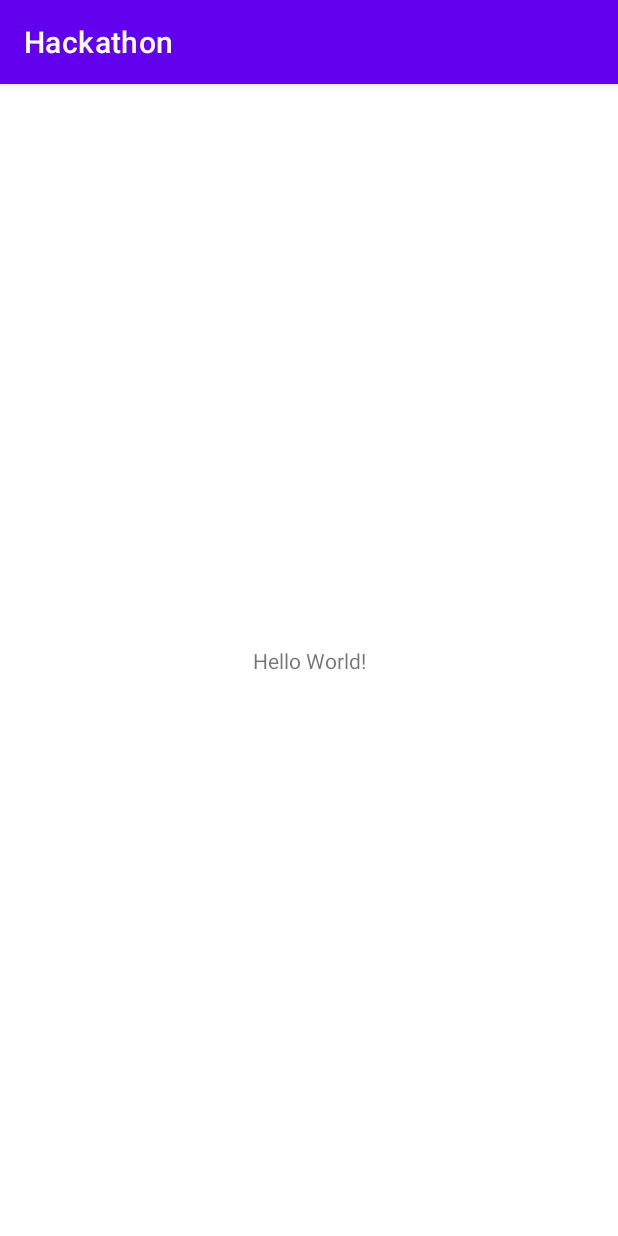
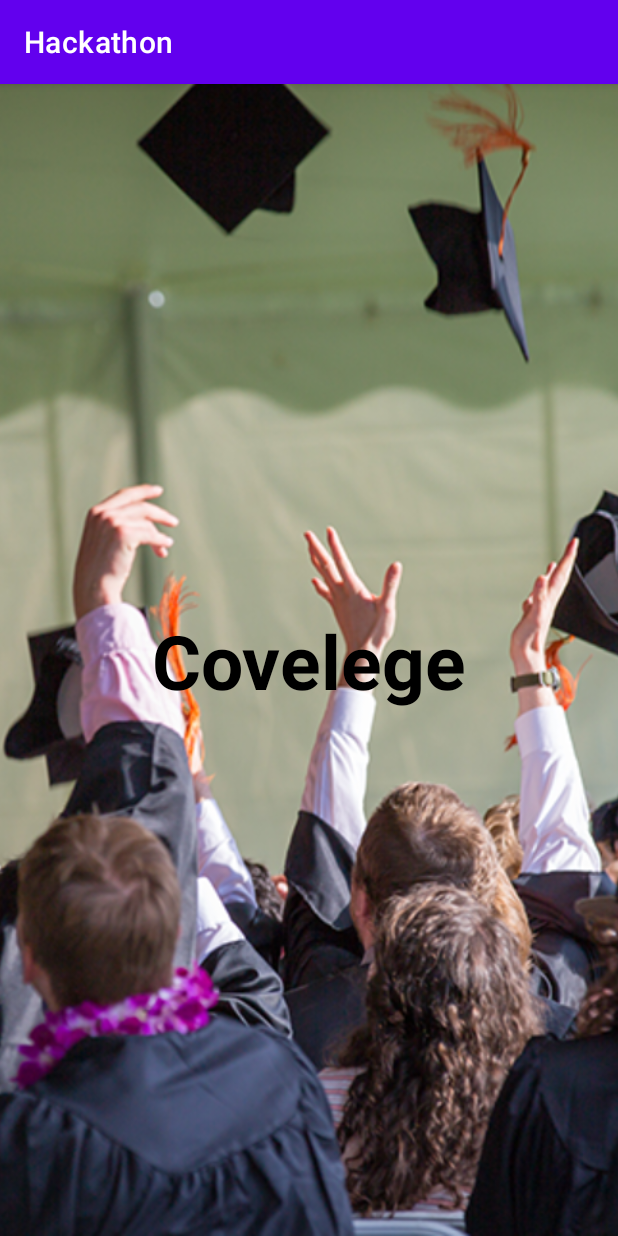
Before and after one commit to prooheckcp/Hackathon, an Android app: the MainActivity screen opened directly, with no data from a screen before it, on a phone screen of 412 x 824 dp. Run offline under Robolectric (Android 15) with nearby library versions, the phone set to English and light mode, and no system bars.

Commit message:
Added Splash Screen
Added a splash screen with background image and title during 3 seconds

```diff
--- a/app/src/main/java/com/example/hackathon/Activities/MainActivity.kt
+++ b/app/src/main/java/com/example/hackathon/Activities/MainActivity.kt
@@ -3,6 +3,8 @@ package com.example.hackathon.Activities
 import android.content.Intent
 import androidx.appcompat.app.AppCompatActivity
 import android.os.Bundle
+import android.os.Handler
+import android.os.Looper
 import com.example.hackathon.R
 
 class MainActivity : AppCompatActivity() {
@@ -10,7 +12,11 @@ class MainActivity : AppCompatActivity() {
         super.onCreate(savedInstanceState)
         setContentView(R.layout.activity_main)
 
-        startActivity(Intent(this, HomePage::class.java))
+        Handler(Looper.getMainLooper()).postDelayed({
+            val intent = Intent(this, HomePage::class.java)
+            startActivity(intent)
+            finish()
+        }, 3000)
     }
 
 
--- a/app/src/main/res/layout/activity_main.xml
+++ b/app/src/main/res/layout/activity_main.xml
@@ -6,10 +6,27 @@
     android:layout_height="match_parent"
     tools:context=".Activities.MainActivity">
 
+    <ImageView
+        android:id="@+id/imageView"
+        android:layout_width="0dp"
+        android:layout_height="0dp"
+        android:contentDescription="@string/todo"
+        android:scaleType="centerCrop"
+        app:layout_constraintBottom_toBottomOf="parent"
+        app:layout_constraintEnd_toEndOf="parent"
+        app:layout_constraintStart_toStartOf="parent"
+        app:layout_constraintTop_toTopOf="parent"
+        app:srcCompat="@drawable/schoolars"
+        tools:srcCompat="@drawable/schoolars" />
+
     <TextView
+        android:id="@+id/textView"
         android:layout_width="wrap_content"
         android:layout_height="wrap_content"
-        android:text="Hello World!"
+        android:text="@string/covelege"
+        android:textColor="#000000"
+        android:textSize="50sp"
+        android:textStyle="bold"
         app:layout_constraintBottom_toBottomOf="parent"
         app:layout_constraintLeft_toLeftOf="parent"
         app:layout_constraintRight_toRightOf="parent"
--- a/app/src/main/res/values/strings.xml
+++ b/app/src/main/res/values/strings.xml
@@ -5,5 +5,7 @@
     <string name="Notes">Notes</string>
     <string name="Schedule">Schedule</string>
     <string name="Settings">Settings</string>
+    <string name="todo">TODO</string>
+    <string name="covelege">Covelege</string>
     <!--////////////-->
 </resources>
```
Also changed, not shown: app/src/main/res/drawable-v24/schoolars.png (added).
